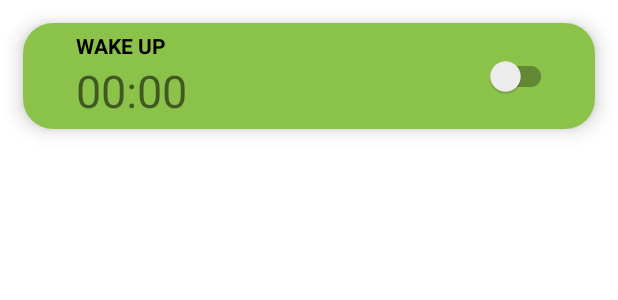
After one commit to palnguyen20-01/CSC13009-20KTPM1-CKDP, an Android app: the layout item_alarm.xml on its own in the app's theme, with its tools: preview values and no code run, on a phone screen of 412 x 824 dp. The commit adds this screen. Shown: the top 300 px of the screen. Run offline under Robolectric (Android 15) with nearby library versions, the phone set to English and light mode, and no system bars.

Commit message:
feat: Alarm model, Alarm list view

```diff
--- /dev/null
+++ b/app/src/main/res/layout/item_alarm.xml
@@ -0,0 +1,60 @@
+<?xml version="1.0" encoding="utf-8"?>
+<androidx.cardview.widget.CardView
+    xmlns:android="http://schemas.android.com/apk/res/android"
+    xmlns:tools="http://schemas.android.com/tools"
+    xmlns:app="http://schemas.android.com/apk/res-auto"
+    android:layout_width="match_parent"
+    android:layout_height="wrap_content"
+    android:layout_margin="15dp"
+    app:cardElevation="8dp"
+    app:cardCornerRadius="20dp">
+    <LinearLayout
+        android:layout_width="match_parent"
+        android:layout_height="wrap_content"
+        android:orientation="horizontal"
+        android:background="@color/app_main2">
+        <RelativeLayout
+            android:layout_width="match_parent"
+            android:layout_height="wrap_content"
+            android:orientation="horizontal"
+            android:padding="5dp">
+
+            <LinearLayout
+                android:layout_width="260dp"
+                android:layout_height="wrap_content"
+                android:layout_marginLeft="30dp"
+                android:orientation="vertical">
+
+                <TextView
+                    android:id="@+id/weekTV"
+                    android:layout_width="wrap_content"
+                    android:layout_height="wrap_content"
+                    android:text="Wake up"
+                    android:textAllCaps="true"
+                    android:textColor="@color/black"
+                    android:textStyle="bold" />
+
+                <TextView
+                    android:id="@+id/timeTV"
+                    android:layout_width="wrap_content"
+                    android:layout_height="wrap_content"
+                    android:text="00:00"
+                    android:textSize="30dp"
+                   />
+
+
+            </LinearLayout>
+
+            <androidx.appcompat.widget.SwitchCompat
+                android:id="@+id/switchBTN"
+                android:layout_width="wrap_content"
+                android:layout_height="wrap_content"
+                android:layout_alignParentRight="true"
+                android:layout_centerVertical="true"
+                android:layout_marginEnd="20dp"
+                android:textColorHighlight="#A58CB3"/>
+
+        </RelativeLayout>
+    </LinearLayout>
+
+</androidx.cardview.widget.CardView>
--- a/app/src/main/res/values/strings.xml
+++ b/app/src/main/res/values/strings.xml
@@ -54,4 +54,6 @@ The FAST guide is the most important thing to remember when dealing with people
     <string name="thorns">
 How do I remove a splinter?\n\u0009\u0009\u0009\u0009Splinters are more of an annoyance than a real health problem, but if you’ve got one stuck in a finger or toe, you’ll want to get it out. How you remove a splinter depends on how deep it is.\n\u0009\u0009\u0009\u0009If the splinter is sticking out of the skin:\n\u0009\u0009\u0009\u0009\u0009\u0009\u0009\u0009- Wash the skin around the splinter with soap and water.\n\u0009\u0009\u0009\u0009\u0009\u0009\u0009\u0009- Clean a pair of tweezers with a cotton swab dipped in alcohol.\n\u0009\u0009\u0009\u0009\u0009\u0009\u0009\u0009- Grab the end of the splinter with the tweezers.\n\u0009\u0009\u0009\u0009\u0009\u0009\u0009\u0009- Pull it out at the same angle as the splinter went in.\n\u0009\u0009\u0009\u0009\u0009\u0009\u0009\u0009- Clean the skin again with soap and water.\n\u0009\u0009\u0009\u0009If the splinter is under the skin:\n\u0009\u0009\u0009\u0009\u0009\u0009\u0009\u0009- Wash the skin around the splinter with soap and water.\n\u0009\u0009\u0009\u0009\u0009\u0009\u0009\u0009- Clean a needle and tweezers with alcohol.\n\u0009\u0009\u0009\u0009\u0009\u0009\u0009\u0009- Gently scrape away the skin above the splinter with the needle until you can see the top of the splinter.\n\u0009\u0009\u0009\u0009\u0009\u0009\u0009\u0009- Grab the end of the splinter with the tweezers and pull it out at the same angle it went in.\n\u0009\u0009\u0009\u0009\u0009\u0009\u0009\u0009- Clean the skin again with soap and water.
     </string>
+    <!-- TODO: Remove or change this placeholder text -->
+    <string name="hello_blank_fragment">Hello blank fragment</string>
 </resources>
```
Also changed, not shown: app/build.gradle (+16 -0 lines), app/src/main/AndroidManifest.xml (+11 -8 lines), app/src/main/java/com/example/csc13009_android_ckdp/Alarm/AlarmList/AdapterAlarm.kt (added, +43 -0 lines), app/src/main/java/com/example/csc13009_android_ckdp/Alarm/AlarmList/AlarmListFragment.kt (added, +36 -0 lines), app/src/main/java/com/example/csc13009_android_ckdp/Alarm/Model/Alarm.kt (added, +51 -0 lines), app/src/main/java/com/example/csc13009_android_ckdp/Alarm/Model/AlarmDao.kt (added, +24 -0 lines), app/src/main/java/com/example/csc13009_android_ckdp/Alarm/Model/AlarmDatabase.kt (added, +24 -0 lines), app/src/main/java/com/example/csc13009_android_ckdp/Alarm/Model/AlarmRepository.kt (added, +29 -0 lines), app/src/main/java/com/example/csc13009_android_ckdp/Alarm/ViewModel/AlarmViewModel.kt (added, +38 -0 lines), app/src/main/java/com/example/csc13009_android_ckdp/AlarmActivity.kt (added, +11 -0 lines), app/src/main/res/layout/activity_alarm.xml (added, +18 -0 lines), app/src/main/res/layout/fragment_alarm_list.xml (added, +33 -0 lines), app/src/main/res/navigation/alarm_nav.xml (added, +13 -0 lines).
